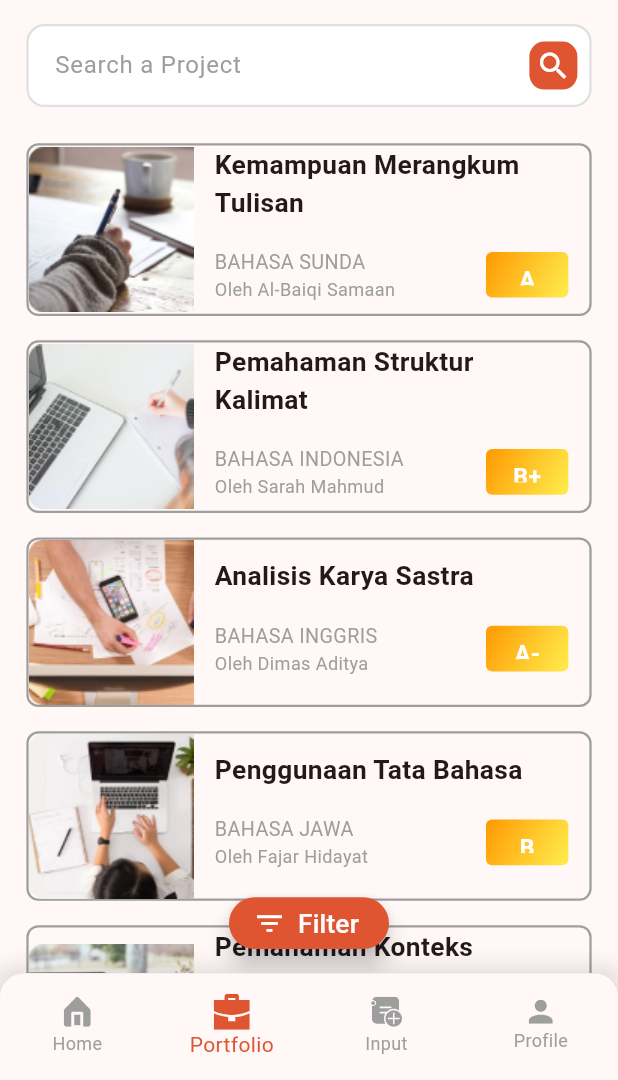
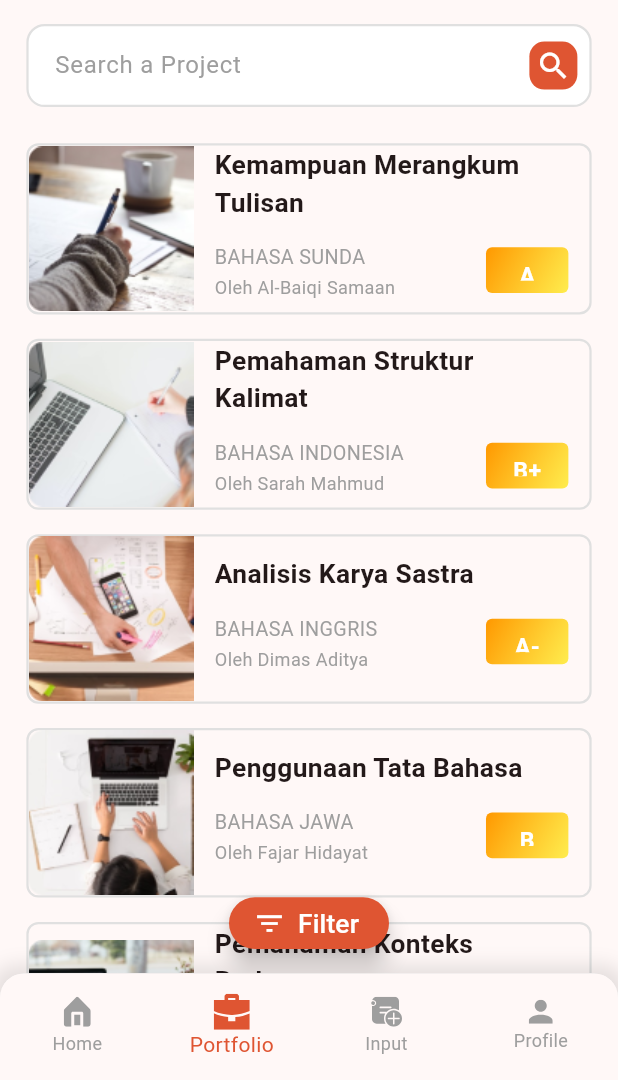
Before and after one commit to aankit-roy/demo_project, a Flutter app: the screen it shows after launch, on a phone screen of 412 x 824 dp, the part 156-1236 px from its top. Run offline on Flutter 3.47's test engine with Material 3 defaults, Android fonts, the phone set to English and light mode, and no system bars; our stand-ins replace flutter_riverpod, flutter_screenutil, flutter_svg.

Commit message:
third commit

```diff
--- a/lib/components/widgets/search_box.dart
+++ b/lib/components/widgets/search_box.dart
@@ -1,5 +1,7 @@
 import 'package:demo_project/constants/app_color.dart';
+import 'package:demo_project/riverpod/project_notifier.dart';
 import 'package:flutter/material.dart';
+import 'package:flutter_riverpod/flutter_riverpod.dart';
 import 'package:flutter_screenutil/flutter_screenutil.dart';
 
 class SearchBox extends StatelessWidget {
@@ -15,7 +17,9 @@ class SearchBox extends StatelessWidget {
           color: AppColors.whiteColor,
           borderRadius: BorderRadius.circular(12.r),
           border: Border.all(color: Colors.grey.shade300, width: 1.5)),
-      child: TextField(
+      child: Consumer(
+        builder: (context,ref,child){
+          return TextField(
             decoration: InputDecoration(
               hintText: 'Search a Project',
               hintStyle: const TextStyle(
@@ -36,7 +40,16 @@ class SearchBox extends StatelessWidget {
                     )),
               ),
             ),
-      ),
+            onChanged: (value) {
+              // Trigger filtering in ProjectNotifier
+              ref.read(projectProvider.notifier).filterProjects(value);
+
+            },
+          );
+        },
+
+
+      )
     );
   }
 }
--- a/lib/main.dart
+++ b/lib/main.dart
@@ -1,9 +1,10 @@
 import 'package:demo_project/screens/root_screen.dart';
 import 'package:flutter/material.dart';
+import 'package:flutter_riverpod/flutter_riverpod.dart';
 import 'package:flutter_screenutil/flutter_screenutil.dart';
 
 void main() {
-  runApp(const MyApp());
+  runApp(const ProviderScope(child: MyApp()));
 }
 
 class MyApp extends StatelessWidget {
--- /dev/null
+++ b/lib/riverpod/project_notifier.dart
@@ -0,0 +1,92 @@
+import 'package:flutter_riverpod/flutter_riverpod.dart';
+import 'package:demo_project/model/project_model.dart';
+
+// ProjectNotifier that extends StateNotifier to manage the project list and search query
+class ProjectNotifier extends StateNotifier<List<ProjectModel>> {
+  ProjectNotifier() : super(_initialProjects);
+
+  // Initial list of projects
+  static final List<ProjectModel> _initialProjects = [
+    ProjectModel(
+      image: 'assets/images/Rectangle1.png',
+      title: 'Kemampuan Merangkum Tulisan',
+      subtitle: 'BAHASA SUNDA',
+      sublabel: 'Oleh Al-Baiqi Samaan',
+      grade: 'A',
+    ),
+    ProjectModel(
+      image: 'assets/images/Rectangle2.png',
+      title: 'Pemahaman Struktur Kalimat',
+      subtitle: 'BAHASA INDONESIA',
+      sublabel: 'Oleh Sarah Mahmud',
+      grade: 'B+',
+    ),
+    ProjectModel(
+      image: 'assets/images/Rectangle3.png',
+      title: 'Analisis Karya Sastra',
+      subtitle: 'BAHASA INGGRIS',
+      sublabel: 'Oleh Dimas Aditya',
+      grade: 'A-',
+    ),
+    ProjectModel(
+      image: 'assets/images/Rectangle4.png',
+      title: 'Penggunaan Tata Bahasa',
+      subtitle: 'BAHASA JAWA',
+      sublabel: 'Oleh Fajar Hidayat',
+      grade: 'B',
+    ),
+    ProjectModel(
+      image: 'assets/images/Rectangle5.png',
+      title: 'Pemahaman Konteks Budaya',
+      subtitle: 'BAHASA JEPANG',
+      sublabel: 'Oleh Natsumi Tanaka',
+      grade: 'A',
+    ),
+    ProjectModel(
+      image: 'assets/images/Rectangle2.png',
+      title: 'Pemahaman Struktur Kalimat',
+      subtitle: 'BAHASA INDONESIA',
+      sublabel: 'Oleh Sarah Mahmud',
+      grade: 'B+',
+    ),
+    ProjectModel(
+      image: 'assets/images/Rectangle3.png',
+      title: 'Analisis Karya Sastra',
+      subtitle: 'BAHASA INGGRIS',
+      sublabel: 'Oleh Dimas Aditya',
+      grade: 'A-',
+    ),
+    ProjectModel(
+      image: 'assets/images/Rectangle4.png',
+      title: 'Penggunaan Tata Bahasa',
+      subtitle: 'BAHASA JAWA',
+      sublabel: 'Oleh Fajar Hidayat',
+      grade: 'B',
+    ),
+    ProjectModel(
+      image: 'assets/images/Rectangle5.png',
+      title: 'Pemahaman Konteks Budaya',
+      subtitle: 'BAHASA JEPANG',
+      sublabel: 'Oleh Natsumi Tanaka',
+      grade: 'A',
+    ),
+  ];
+
+  // Method to filter projects based on search query
+  void filterProjects(String query) {
+    if (query.isEmpty) {
+      state = _initialProjects;
+    } else {
+      state = _initialProjects
+          .where((project) =>
+          project.title.toLowerCase().contains(query.toLowerCase()))
+          .toList();
+    }
+  }
+}
+
+// Create a provider for ProjectNotifier
+final projectProvider =
+StateNotifierProvider<ProjectNotifier, List<ProjectModel>>((ref) {
+  return ProjectNotifier();
+});
--- a/lib/screens/project_tab.dart
+++ b/lib/screens/project_tab.dart
@@ -1,7 +1,9 @@
 import 'package:demo_project/components/widgets/search_box.dart';
 import 'package:demo_project/constants/app_color.dart';
 import 'package:demo_project/model/project_model.dart';
+import 'package:demo_project/riverpod/project_notifier.dart';
 import 'package:flutter/material.dart';
+import 'package:flutter_riverpod/flutter_riverpod.dart';
 import 'package:flutter_screenutil/flutter_screenutil.dart';
 import 'package:flutter_svg/flutter_svg.dart';
 
@@ -12,78 +14,6 @@ class ProjectTab extends StatelessWidget {
 
   @override
   Widget build(BuildContext context) {
-    List<ProjectModel> projectList = [
-      ProjectModel(
-        image: 'assets/images/Rectangle1.png',
-        title: 'Kemampuan Merangkum Tulisan',
-        subtitle: 'BAHASA SUNDA',
-        sublabel: 'Oleh Al-Baiqi Samaan',
-        grade: 'A',
-      ),
-      ProjectModel(
-        image: 'assets/images/Rectangle2.png',
-        title: 'Pemahaman Struktur Kalimat',
-        subtitle: 'BAHASA INDONESIA',
-        sublabel: 'Oleh Sarah Mahmud',
-        grade: 'B+',
-      ),
-      ProjectModel(
-        image: 'assets/images/Rectangle3.png',
-        title: 'Analisis Karya Sastra',
-        subtitle: 'BAHASA INGGRIS',
-        sublabel: 'Oleh Dimas Aditya',
-        grade: 'A-',
-      ),
-      ProjectModel(
-        image: 'assets/images/Rectangle4.png',
-        title: 'Penggunaan Tata Bahasa',
-        subtitle: 'BAHASA JAWA',
-        sublabel: 'Oleh Fajar Hidayat',
-        grade: 'B',
-      ),
-      ProjectModel(
-        image: 'assets/images/Rectangle5.png',
-        title: 'Pemahaman Konteks Budaya',
-        subtitle: 'BAHASA JEPANG',
-        sublabel: 'Oleh Natsumi Tanaka',
-        grade: 'A',
-      ),
-      ProjectModel(
-        image: 'assets/images/Rectangle1.png',
-        title: 'Kemampuan Merangkum Tulisan',
-        subtitle: 'BAHASA SUNDA',
-        sublabel: 'Oleh Al-Baiqi Samaan',
-        grade: 'A',
-      ),
-      ProjectModel(
-        image: 'assets/images/Rectangle2.png',
-        title: 'Pemahaman Struktur Kalimat',
-        subtitle: 'BAHASA INDONESIA',
-        sublabel: 'Oleh Sarah Mahmud',
-        grade: 'B+',
-      ),
-      ProjectModel(
-        image: 'assets/images/Rectangle3.png',
-        title: 'Analisis Karya Sastra',
-        subtitle: 'BAHASA INGGRIS',
-        sublabel: 'Oleh Dimas Aditya',
-        grade: 'A-',
-      ),
-      ProjectModel(
-        image: 'assets/images/Rectangle4.png',
-        title: 'Penggunaan Tata Bahasa',
-        subtitle: 'BAHASA JAWA',
-        sublabel: 'Oleh Fajar Hidayat',
-        grade: 'B',
-      ),
-      ProjectModel(
-        image: 'assets/images/Rectangle5.png',
-        title: 'Pemahaman Konteks Budaya',
-        subtitle: 'BAHASA JEPANG',
-        sublabel: 'Oleh Natsumi Tanaka',
-        grade: 'A',
-      ),
-    ];
     return SingleChildScrollView(
       child: Padding(
         padding: EdgeInsets.symmetric(horizontal: 16.w),
@@ -92,7 +22,12 @@ class ProjectTab extends StatelessWidget {
             // Search bar
             const SearchBox(),
 
-            listCardData(projectList)
+            Consumer(
+              builder: (context, ref, child) {
+                final projectList = ref.watch(projectProvider);
+                return listCardData(projectList);
+              },
+            ),
           ],
         ),
       ),
@@ -112,15 +47,13 @@ class ProjectTab extends StatelessWidget {
                     decoration: BoxDecoration(
                       borderRadius: BorderRadius.circular(8),
                       border:
-                          Border.all(color: Colors.grey.shade500, width: 1.5),
+                          Border.all(color: Colors.grey.shade300, width: 1.5),
                     ),
                     child: Row(
                       children: [
-                        Container(
-                          child: Image.asset(
+                        Image.asset(
                           project.image,
                           fit: BoxFit.cover,
-                          ),
                         ),
                         Expanded(
                           child: Padding(
@@ -136,7 +69,7 @@ class ProjectTab extends StatelessWidget {
                                     fontWeight: FontWeight.bold,
                                   ),
                                 ),
-                                SizedBox(height: 10.h,),
+                                SizedBox(height: 5.h,),
                                 Padding(
                                   padding: const EdgeInsets.symmetric(vertical: 8),
                                   child: Row(
@@ -146,11 +79,14 @@ class ProjectTab extends StatelessWidget {
                                       Column(
                                         crossAxisAlignment: CrossAxisAlignment.start,
                                         children: [
-                                          Text(
+                                          Padding(
+                                            padding: const EdgeInsets.symmetric(vertical: 2),
+                                            child: Text(
                                               project.subtitle,
                                               style: TextStyle(
                                                   fontSize: 12.sp,
                                                   color: Colors.grey),
+                                            ),
                                           ),
                                           Text(
                                             project.sublabel,
--- a/pubspec.yaml
+++ b/pubspec.yaml
@@ -37,6 +37,7 @@ dependencies:
   cupertino_icons: ^1.0.8
   flutter_screenutil: ^5.9.3
   flutter_svg: ^2.0.10+1
+  flutter_riverpod: ^2.5.1
 
 dev_dependencies:
   flutter_test:
```
Also changed, not shown: pubspec.lock. Lines whose indentation alone changed are shown as unchanged.
